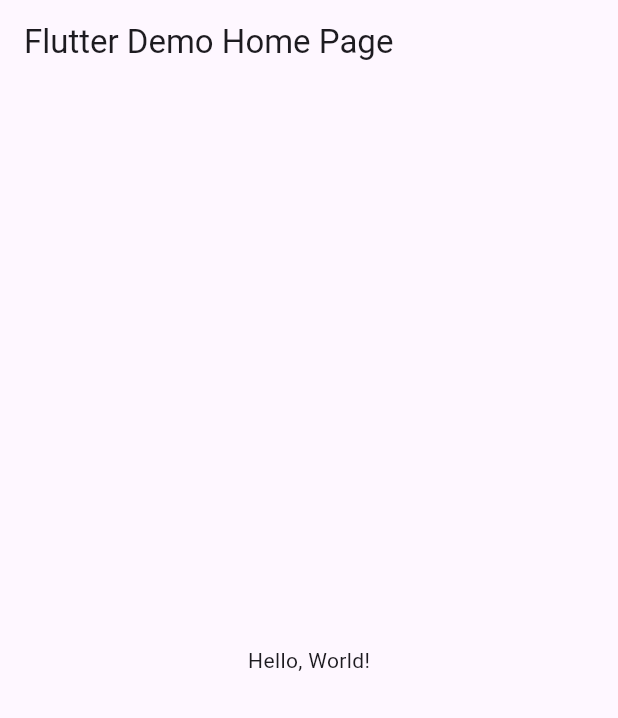
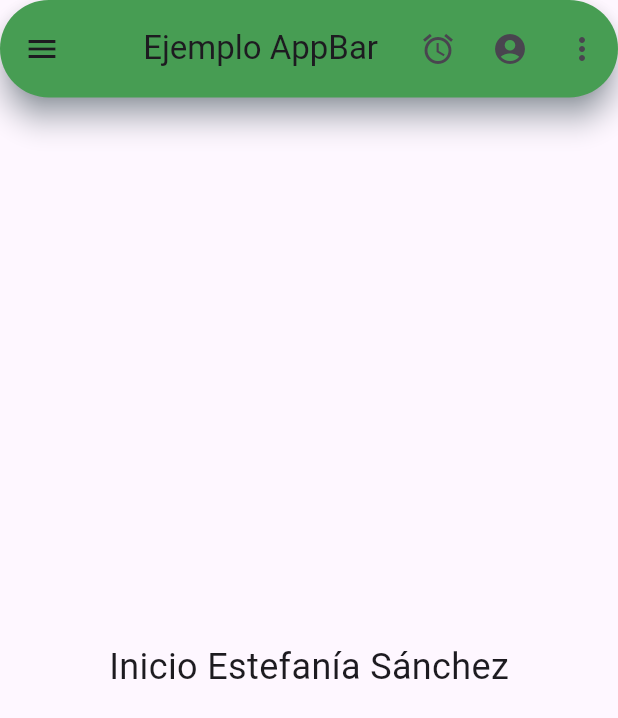
Before and after one commit to dianadianaxd/p3-AppBar-6j, a Flutter app: the screen it shows after launch, on a phone screen of 412 x 824 dp. Shown: the top 718 px of the screen. Run offline on Flutter 3.47's test engine with Material 3 defaults, Android fonts, the phone set to English and light mode, and no system bars.

```diff
--- a/lib/main.dart
+++ b/lib/main.dart
@@ -1,43 +1,60 @@
 import 'package:flutter/material.dart';
 
-void main() => runApp(MyApp());
+void main() => runApp(const MiAppBar());
 
-class MyApp extends StatelessWidget {
-  const MyApp({super.key});
-  // This widget is the root of your application.
+class MiAppBar extends StatelessWidget {
+  const MiAppBar({super.key});
+
   @override
   Widget build(BuildContext context) {
-    return MaterialApp(
-      // Application name
-      title: 'Flutter Hello World',
-      // Application theme data, you can set the colors for the application as
-      // you want
-      theme: ThemeData(
-        // useMaterial3: true,
-        primarySwatch: Colors.blue,
-      ),
-      // A widget which will be started on application startup
-      home: MyHomePage(title: 'Flutter Demo Home Page'),
+    return const MaterialApp(
+      debugShowCheckedModeBanner: false,
+      home: EjMiAppBar(),
     );
   }
 }
 
-class MyHomePage extends StatelessWidget {
-  final String title;
-  const MyHomePage({super.key, required this.title});
+class EjMiAppBar extends StatelessWidget {
+  const EjMiAppBar({super.key});
 
   @override
   Widget build(BuildContext context) {
     return Scaffold(
       appBar: AppBar(
-        // The title text which will be shown on the action bar
-        title: Text(title),
-      ),
-      body: Center(
+        title: const Text("Ejemplo AppBar"),
+        centerTitle: true,
+        automaticallyImplyLeading: true,
+        actions: [
+          IconButton(
+            icon: const Icon(Icons.access_alarm),
+            onPressed: () {},
+          ),
+          IconButton(
+            icon: const Icon(
+              Icons.account_circle,
+            ),
+            onPressed: () {},
+          ),
+          IconButton(
+            icon: const Icon(
+              Icons.more_vert,
+            ),
+            onPressed: () {},
+          )
+        ],
+        backgroundColor: Color(0xff43a848),
+        elevation: 8,
+        shadowColor: Colors.blueGrey,
+        shape: const StadiumBorder(),
+        toolbarHeight: 65,
+      ), // Fin de AppBar
+      drawer: const Drawer(),
+      body: const Center(
         child: Text(
-          'Hello, World!',
+          'Inicio Estefanía Sánchez',
+          style: TextStyle(fontSize: 24),
         ),
       ),
-    );
+    ); // Fin de Scaffold estructura
   }
 }
```
